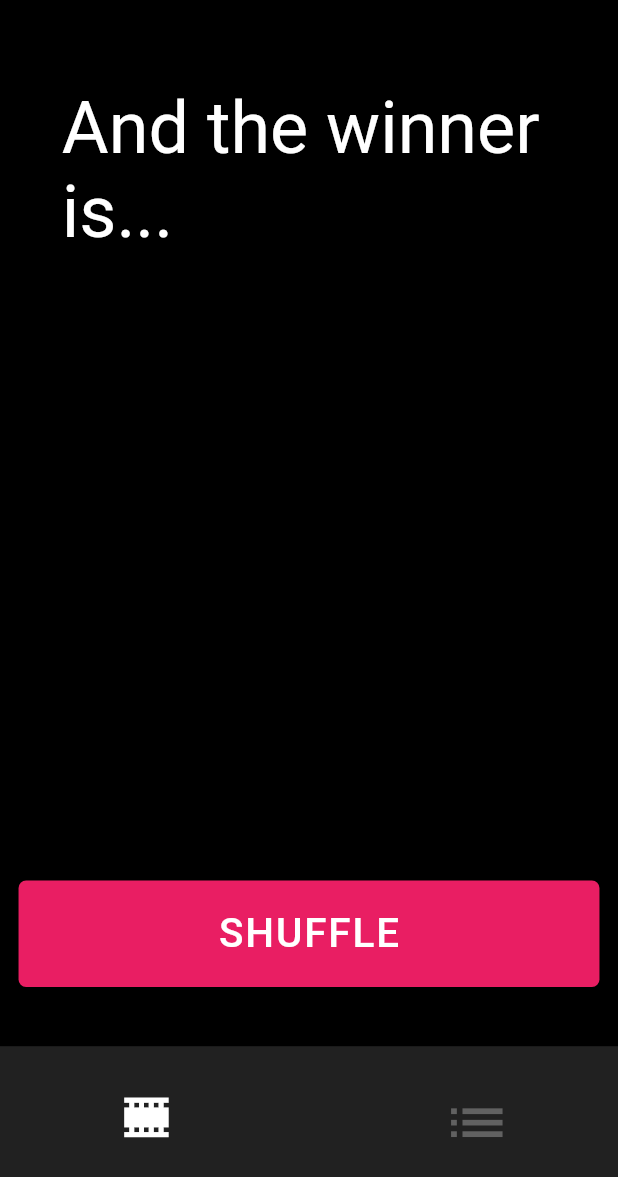
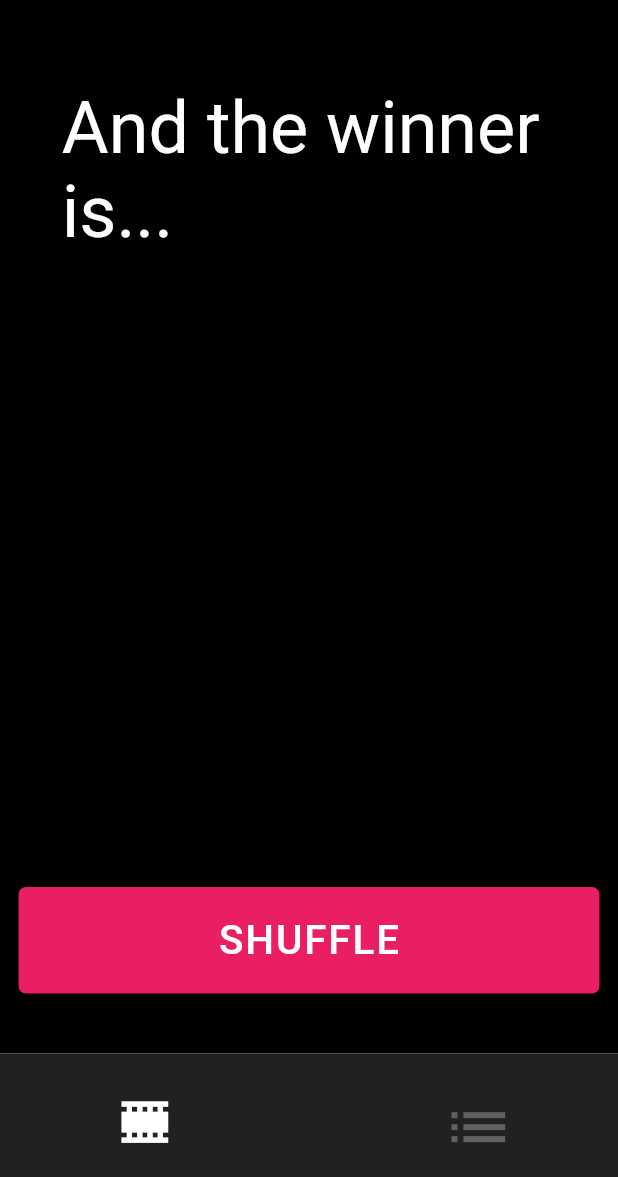
Before and after one commit to Seycher/top100movies, a Flutter app: the screen it shows after launch, scrolled down 576 dp, after a tap on the "local movies" icon, on a phone screen of 412 x 824 dp, the part 59-1236 px from its top. Run offline on Flutter 3.47's test engine with Material 2 defaults, Android fonts, the phone set to English and light mode, and no system bars; drawn by our look-alikes of auto_size_text; our stand-ins replace bloc, equatable, flutter_bloc, get_it, injectable, logger and 3 more; missing offline and left inert: countdown_flutter, flutter_translate_annotations, scratcher; generated files the repository leaves out were written again; network calls fail; statements that could not run were skipped.

Commit message:
random algorithm changes

```diff
--- a/lib/bloc/bottom_navigation_bloc/bottom_navigation_bloc.dart
+++ b/lib/bloc/bottom_navigation_bloc/bottom_navigation_bloc.dart
@@ -18,17 +18,21 @@ class BottomNavigationBloc extends Bloc<BottomNavigationEvent, NoState> {
   @override
   Stream<NoState> mapEventToState(final BottomNavigationEvent event) async* {
     if (event is DrawMovieButtonPressedEvent) {
-      _onLotteryButtonClicked();
+      _onLotteryButtonClicked(event.currentIndex);
     } else if (event is ListButtonClickedEvent) {
-      _onListButtonClicked();
+      _onListButtonClicked(event.currentIndex);
     }
   }
 
-  void _onLotteryButtonClicked() {
-    _navigator.currentState.pushReplacement(DrawMovieRoute.get());
+  void _onLotteryButtonClicked(final currentIndex) {
+    if (currentIndex == 1) {
+      _navigator.currentState.pushReplacement(DrawMovieRoute.get());
+    }
   }
 
-  void _onListButtonClicked() {
-    _navigator.currentState.pushReplacement(ListOfMoviesRoute.get());
+  void _onListButtonClicked(final currentIndex) {
+    if (currentIndex == 0) {
+      _navigator.currentState.pushReplacement(ListOfMoviesRoute.get());
+    }
   }
 }
--- a/lib/bloc/bottom_navigation_bloc/bottom_navigation_event.dart
+++ b/lib/bloc/bottom_navigation_bloc/bottom_navigation_event.dart
@@ -3,9 +3,13 @@ abstract class BottomNavigationEvent {
 }
 
 class DrawMovieButtonPressedEvent extends BottomNavigationEvent {
-  const DrawMovieButtonPressedEvent();
+  final currentIndex;
+
+  const DrawMovieButtonPressedEvent(this.currentIndex);
 }
 
 class ListButtonClickedEvent extends BottomNavigationEvent {
-  const ListButtonClickedEvent();
+  final currentIndex;
+
+  const ListButtonClickedEvent(this.currentIndex);
 }
--- a/lib/bloc/draw_movie_bloc/draw_movie_bloc.dart
+++ b/lib/bloc/draw_movie_bloc/draw_movie_bloc.dart
@@ -112,6 +112,7 @@ class DrawMovieBloc extends Bloc<DrawMovieEvent, DrawMovieState> {
       year: movie.year,
       category: movie.category,
       director: movie.director,
+      duration: movie.duration,
       plot: movie.plot,
       posterUrl: movie.posterUrl,
       timeLeft: timeLeft,
--- a/lib/ui/screens/app_components/bottom_navigation.dart
+++ b/lib/ui/screens/app_components/bottom_navigation.dart
@@ -7,9 +7,9 @@ import 'package:applaca/services/dependency_injection/injection.dart';
 import 'package:flutter/material.dart';
 import 'package:flutter_bloc/flutter_bloc.dart';
 
-const kBarH = 9.5;
-const kLotteryIcon = 21;
-const kListIcon = 18;
+const kBarH = 0.1;
+const kLotteryIcon = 0.05;
+const kListIcon = 0.058;
 
 class BottomNavigation extends StatelessWidget {
   final int currentIndex;
@@ -27,7 +27,7 @@ class BottomNavigation extends StatelessWidget {
       child: BlocBuilder<BottomNavigationBloc, NoState>(
         builder: (context, state) {
           return Container(
-            height: MediaQuery.of(context).size.height / kBarH,
+            height: MediaQuery.of(context).size.height * kBarH,
             color: Colors.grey[900],
             child: Row(
               mainAxisAlignment: MainAxisAlignment.spaceEvenly,
@@ -41,7 +41,7 @@ class BottomNavigation extends StatelessWidget {
                     icon: Icons.local_movies,
                     onPressed: () {
                       return BlocProvider.of<BottomNavigationBloc>(context)
-                          .add(DrawMovieButtonPressedEvent());
+                          .add(DrawMovieButtonPressedEvent(currentIndex));
                     },
                   ),
                 ),
@@ -53,7 +53,7 @@ class BottomNavigation extends StatelessWidget {
                   icon: Icons.list,
                   onPressed: () {
                     return BlocProvider.of<BottomNavigationBloc>(context)
-                        .add(ListButtonClickedEvent());
+                        .add(ListButtonClickedEvent(currentIndex));
                   },
                 ),
               ],
@@ -73,8 +73,8 @@ class BottomNavigation extends StatelessWidget {
   }) {
     return IconButton(
       color: currentIndex == index ? Colors.white : Colors.grey[700],
-      icon: Icon(icon, size: MediaQuery.of(context).size.height / iconSize),
-      onPressed: currentIndex == index ? (){} : onPressed,
+      icon: Icon(icon, size: MediaQuery.of(context).size.height * iconSize),
+      onPressed: onPressed,
     );
   }
 }
```
